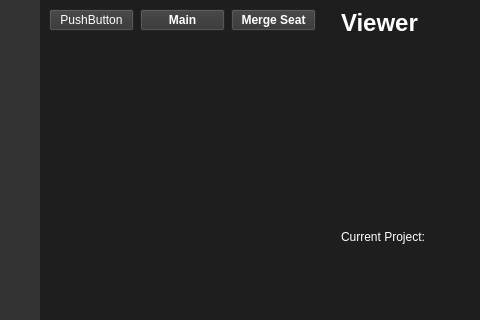
First picture: the form in SAS_GUI.ui, repository danieljiang520/Simba, before the edit; both pictures show x 0 to 480 and y 0 to 320 of the 861 by 546 pixel window.
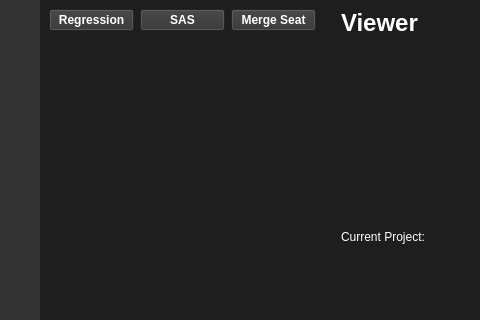
Second picture: the form after the edit. Icons and pictures are not drawn.

```diff
--- a/SAS_GUI.ui
+++ b/SAS_GUI.ui
@@ -212,6 +212,13 @@
         <layout class="QHBoxLayout" name="horizontalLayout_4">
          <item>
           <widget class="QPushButton" name="pushButton">
+           <property name="font">
+            <font>
+             <family>Arial</family>
+             <weight>75</weight>
+             <bold>true</bold>
+            </font>
+           </property>
            <property name="styleSheet">
             <string notr="true">QPushButton::hover{
 	background-color: rgb(18, 18, 18);
@@ -221,7 +228,7 @@
 }</string>
            </property>
            <property name="text">
-            <string>PushButton</string>
+            <string>Regression</string>
            </property>
           </widget>
          </item>
@@ -243,7 +250,7 @@
 }</string>
            </property>
            <property name="text">
-            <string>Main</string>
+            <string>SAS</string>
            </property>
           </widget>
          </item>
```
Left out of the diff: 14 changed lines with no effect on the pictures.
